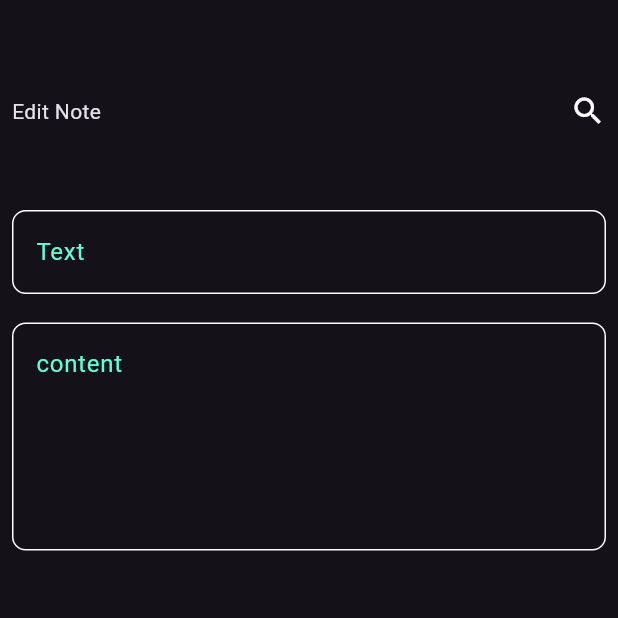
After one commit to Abdullah537-studio/NoteApp, a Flutter app: the EditNoteView screen opened directly, on a phone screen of 412 x 824 dp, the top half of it. The commit adds this screen. Run offline on Flutter 3.47's test engine with Material 3 defaults, Android fonts, the phone set to English and light mode, and no system bars.

Commit message:
creat edit note view

```diff
--- /dev/null
+++ b/lib/Widget/edit_note_view_body.dart
@@ -0,0 +1,30 @@
+import 'package:flutter/material.dart';
+import 'package:flutter_to_do_list/Widget/custom_text_field.dart';
+
+class EditViewNoteBody extends StatelessWidget {
+  const EditViewNoteBody({super.key});
+
+  @override
+  Widget build(BuildContext context) {
+    return const Padding(
+      padding: EdgeInsets.all(8.0),
+      child: Column(
+        children: [
+          SizedBox(height: 54),
+          Row(
+            children: [Text("Edit Note"), Spacer(), Icon(Icons.search)],
+          ),
+          SizedBox(height: 54),
+          CustomTextField(
+            hint: "Text",
+          ),
+          SizedBox(height: 19),
+          CustomTextField(
+            hint: "content",
+            maxLines: 5,
+          ),
+        ],
+      ),
+    );
+  }
+}
--- /dev/null
+++ b/lib/views/edit_note_view.dart
@@ -0,0 +1,13 @@
+import 'package:flutter/material.dart';
+import 'package:flutter_to_do_list/Widget/edit_note_view_body.dart';
+
+class EditNoteView extends StatelessWidget {
+  const EditNoteView({super.key});
+
+  @override
+  Widget build(BuildContext context) {
+    return Scaffold(
+      body: EditViewNoteBody(),
+    );
+  }
+}
```
Also changed, not shown: lib/Widget/notes_view_body.dart (+16 -8 lines).
